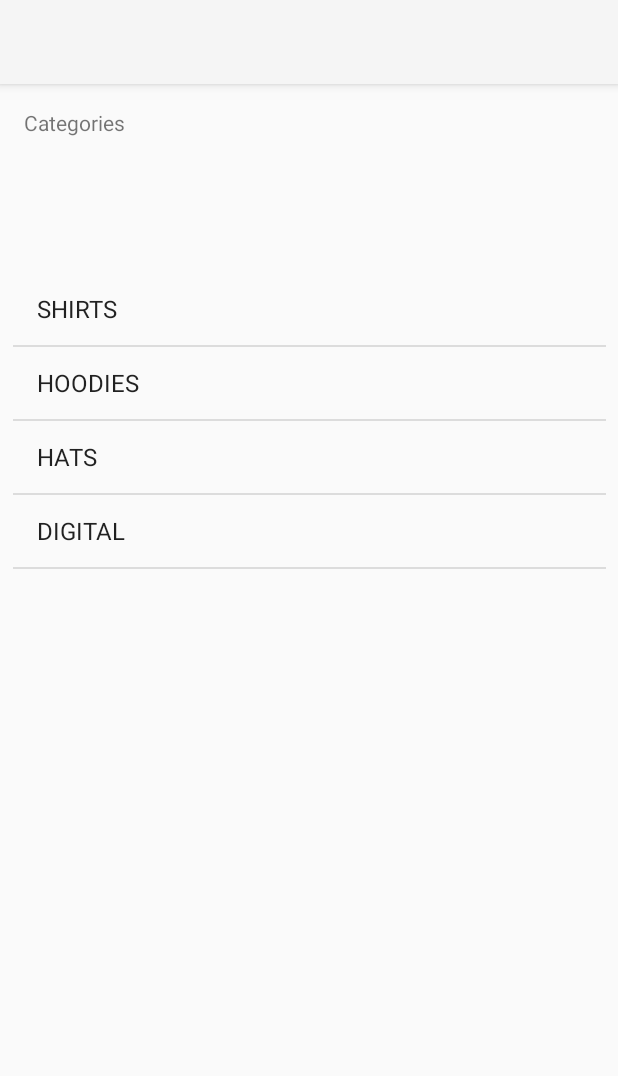
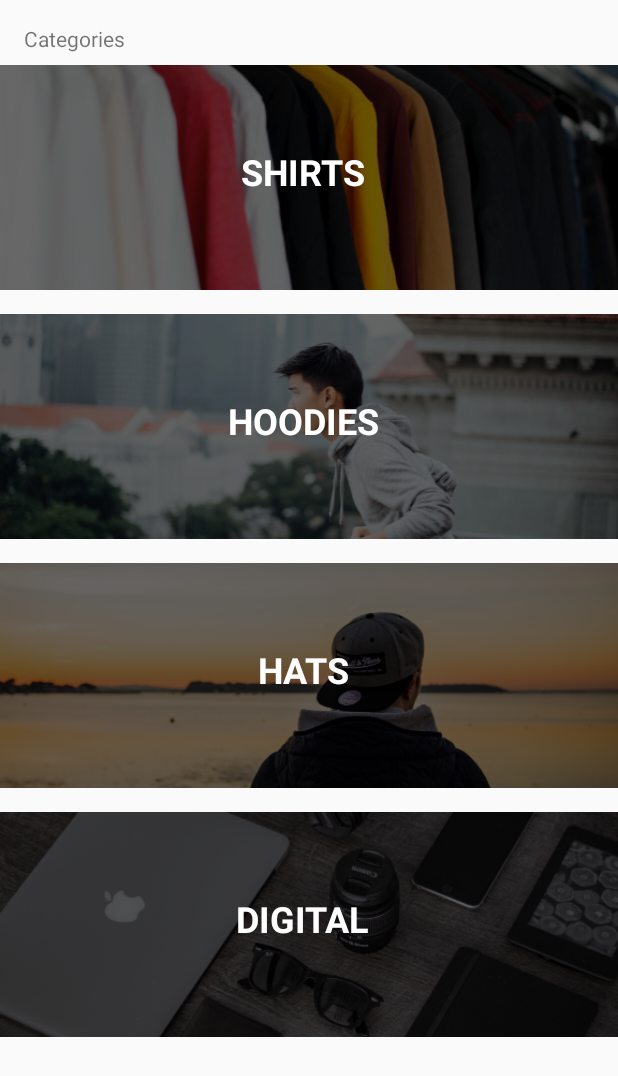
Before and after one commit to eGlowy/coderSwag, an Android app: the screen it shows after launch (MainActivity), on a phone screen of 412 x 824 dp. Shown: the top 1076 px of the screen. Run offline under Robolectric (Android 15) with nearby library versions, the phone set to English and light mode, and no system bars.

Commit message:
Lesson 03 custom adapter for listview views

```diff
--- /dev/null
+++ b/app/src/main/java/com/example/edgarsc/Adapters/CategoryAdapter.kt
@@ -0,0 +1,49 @@
+package com.example.edgarsc.Adapters
+
+import android.content.Context
+import android.view.LayoutInflater
+import android.view.View
+import android.view.ViewGroup
+import android.widget.BaseAdapter
+import android.widget.ImageView
+import android.widget.TextView
+import com.example.edgarsc.Model.Category
+import com.example.edgarsc.R
+
+class CategoryAdapter(context: Context, categories: List<Category>) : BaseAdapter() {
+
+    val context = context
+    val categories = categories
+
+    override fun getView(position: Int, convertView: View?, parent: ViewGroup?): View {
+        val categoryView: View
+
+        categoryView = LayoutInflater.from(context).inflate(R.layout.category_list_item, null)
+
+        val categoryImage : ImageView = categoryView.findViewById(R.id.categoryImage)
+        val categoryName : TextView = categoryView.findViewById(R.id.categoryName)
+
+        val category = categories[position]
+
+        val resourceId = context.resources.getIdentifier(category.image, "drawable", context.packageName)
+        categoryImage.setImageResource(resourceId)
+
+        println(resourceId)
+        categoryName.text = category.title
+
+        return categoryView
+    }
+
+    override fun getItem(position: Int): Any {
+        return categories[position]
+    }
+
+    override fun getItemId(position: Int): Long {
+        return 0
+    }
+
+    override fun getCount(): Int {
+        return categories.count()
+    }
+
+}
--- a/app/src/main/java/com/example/edgarsc/Controller/MainActivity.kt
+++ b/app/src/main/java/com/example/edgarsc/Controller/MainActivity.kt
@@ -3,6 +3,7 @@ package com.example.edgarsc.Controller
 import android.support.v7.app.AppCompatActivity
 import android.os.Bundle
 import android.widget.ArrayAdapter
+import com.example.edgarsc.Adapters.CategoryAdapter
 import com.example.edgarsc.Model.Category
 import com.example.edgarsc.R
 import com.example.edgarsc.Services.DataService
@@ -11,15 +12,13 @@ import kotlinx.android.synthetic.main.activity_main.*
 class MainActivity : AppCompatActivity() {
 
     //middle man pa vidu list view un datiem
-    lateinit var adapter : ArrayAdapter<Category>
+    lateinit var adapter : CategoryAdapter
 
     override fun onCreate(savedInstanceState: Bundle?) {
         super.onCreate(savedInstanceState)
         setContentView(R.layout.activity_main)
 
-        adapter = ArrayAdapter(this,
-            android.R.layout.simple_list_item_1,
-            DataService.categories)
+        adapter = CategoryAdapter(this, DataService.categories)
 
         categoryListView.adapter = adapter
     }
--- a/app/src/main/res/layout/activity_main.xml
+++ b/app/src/main/res/layout/activity_main.xml
@@ -15,11 +15,12 @@
             app:layout_constraintTop_toTopOf="parent"
             android:layout_marginTop="16dp" android:layout_marginLeft="16dp" android:id="@+id/textView"/>
     <ListView
-            android:layout_width="395dp"
-            android:layout_height="552dp" android:layout_marginTop="16dp"
+            android:layout_width="0dp"
+            android:layout_height="0dp"
             app:layout_constraintTop_toBottomOf="@+id/textView" app:layout_constraintStart_toStartOf="parent"
-            android:layout_marginStart="16dp" app:layout_constraintEnd_toEndOf="parent" android:layout_marginEnd="16dp"
-            android:layout_marginBottom="16dp" app:layout_constraintBottom_toBottomOf="parent"
-            android:id="@+id/categoryListView"/>
+            app:layout_constraintEnd_toEndOf="parent"
+            app:layout_constraintBottom_toBottomOf="parent"
+            android:id="@+id/categoryListView"
+            android:divider="@null"/>
 
 </android.support.constraint.ConstraintLayout>
--- /dev/null
+++ b/app/src/main/res/values/colors.xml
@@ -0,0 +1,6 @@
+<?xml version="1.0" encoding="utf-8"?>
+<resources>
+    <color name="colorPrimary">#008577</color>
+    <color name="colorPrimaryDark">#00574B</color>
+    <color name="colorAccent">#D81B60</color>
+</resources>
--- /dev/null
+++ b/app/src/main/res/values/strings.xml
@@ -0,0 +1,3 @@
+<resources>
+    <string name="app_name">CoderSwag</string>
+</resources>
--- /dev/null
+++ b/app/src/main/res/values/styles.xml
@@ -0,0 +1,11 @@
+<resources>
+
+    <!-- Base application theme. -->
+    <style name="AppTheme" parent="Theme.AppCompat.Light.NoActionBar">
+        <!-- Customize your theme here. -->
+        <item name="colorPrimary">@color/colorPrimary</item>
+        <item name="colorPrimaryDark">@color/colorPrimaryDark</item>
+        <item name="colorAccent">@color/colorAccent</item>
+    </style>
+
+</resources>
```
